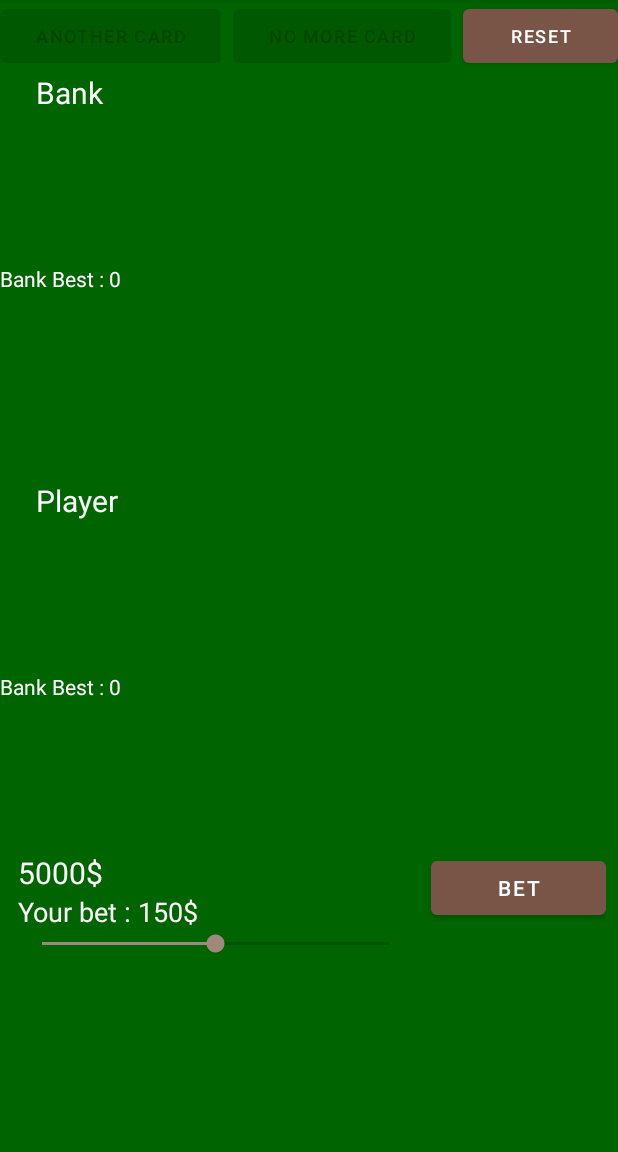
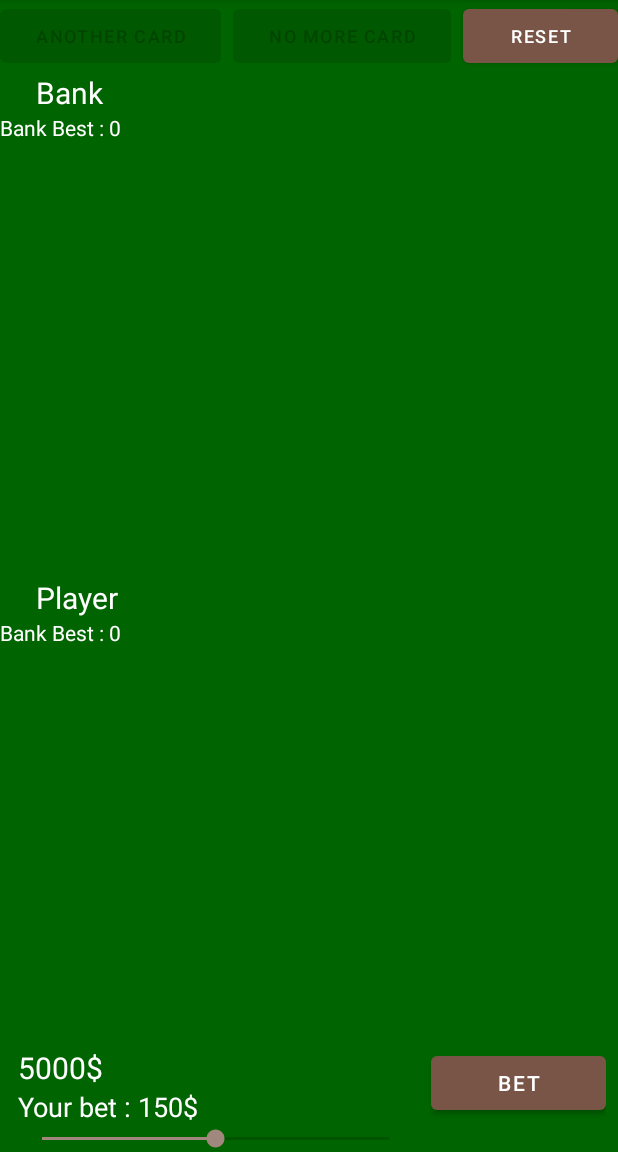
Before and after one commit to Remy93130/BlackJack, an Android app: the screen it shows after launch (MainActivity), on a phone screen of 412 x 824 dp, the part 84-1236 px from its top. Run offline under Robolectric (Android 15) with nearby library versions, the phone set to English and light mode, and no system bars.

Commit message:
fix display layout problem

```diff
--- a/app/src/main/java/fr/esiee/blackjack/view/MainActivity.java
+++ b/app/src/main/java/fr/esiee/blackjack/view/MainActivity.java
@@ -79,7 +79,7 @@ public class MainActivity extends AppCompatActivity {
         hydrateWidgets();
         container.setBackgroundColor(ContextCompat.getColor(this, backgroundColorId));
         addListenerToButtonsAndBar();
-        displayLayoutProperly();
+        // displayLayoutProperly();
         textBalance.setText(getString(R.string.txt_balance).replace("{}", String.valueOf(gameInstance.getBalance())));
         textBestBank.setText(getString(R.string.txt_bank_best).replace("{}", String.valueOf(gameInstance.getBankBest())));
         textBestPlayer.setText(getString(R.string.txt_bank_best).replace("{}", String.valueOf(gameInstance.getBankBest())));
--- a/app/src/main/res/layout/activity_main.xml
+++ b/app/src/main/res/layout/activity_main.xml
@@ -47,6 +47,7 @@
     <LinearLayout
         android:layout_width="match_parent"
         android:layout_height="wrap_content"
+        android:layout_weight="1"
         android:orientation="vertical">
 
         <TextView
@@ -68,9 +69,8 @@
 
         <TextView
             android:id="@+id/txt_best_bank"
-            android:layout_width="wrap_content"
-            android:layout_height="0dp"
-            android:layout_weight="1"
+            android:layout_width="match_parent"
+            android:layout_height="wrap_content"
             android:text="@string/txt_bank_best"
             android:textColor="@color/white" />
 
@@ -87,6 +87,7 @@
         android:layout_width="match_parent"
         android:layout_height="wrap_content"
         android:layout_marginTop="24dp"
+        android:layout_weight="1"
         android:orientation="vertical">
 
         <TextView
@@ -124,9 +125,9 @@
 
     <LinearLayout
         android:layout_width="match_parent"
-        android:layout_height="0dp"
+        android:layout_height="wrap_content"
         android:layout_marginEnd="8dp"
-        android:layout_weight="1"
+        android:layout_weight="0"
         android:orientation="horizontal">
 
         <LinearLayout
```
